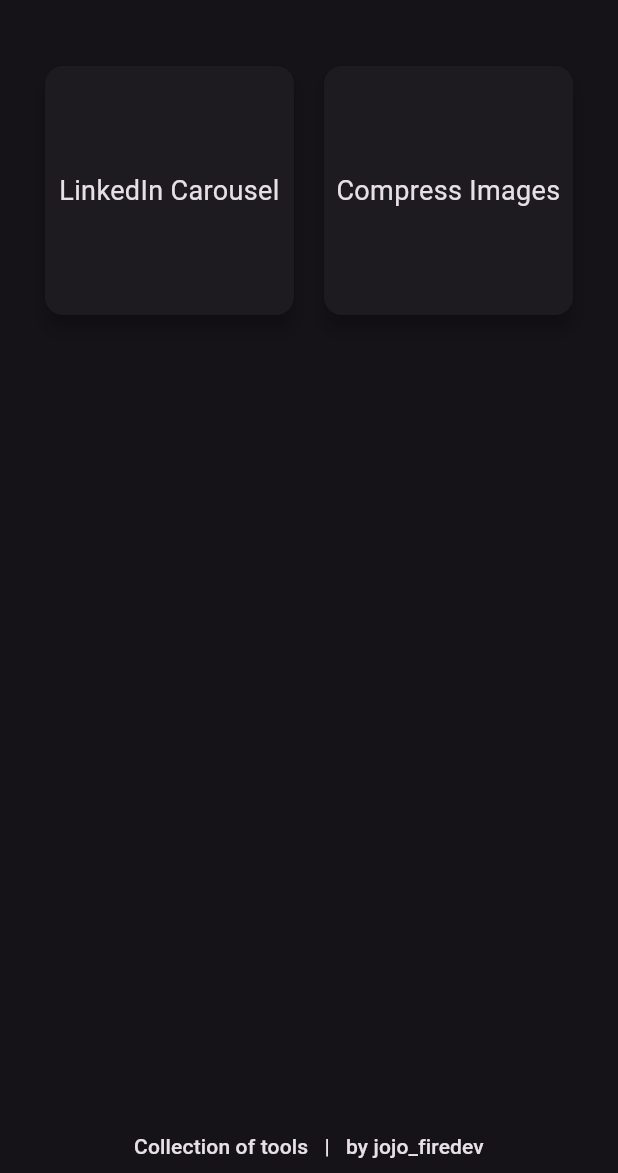
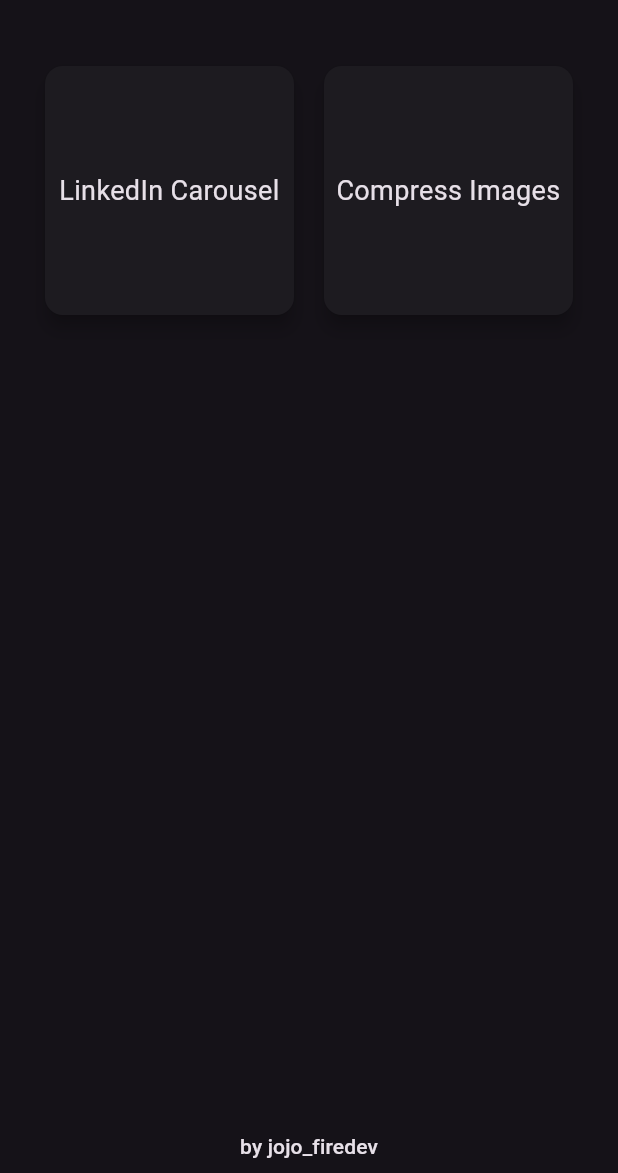
Before and after one commit to jojo-firedev/toolkit, a Flutter app: the screen it shows after launch, on a phone screen of 412 x 824 dp, the part 63-1236 px from its top. Run offline on Flutter 3.47's test engine with Material 3 defaults, Android fonts, the light colour scheme and no system bars; our stand-ins replace dotted_border, file_picker, flutter_image_compress, go_router, pdf; missing offline and left inert: dart:html, dynamic_path_url_strategy, flutter_dropzone.

Commit message:
cleanup text

```diff
--- a/app/lib/presentation/home/home_page.dart
+++ b/app/lib/presentation/home/home_page.dart
@@ -45,11 +45,7 @@
               text: TextSpan(
                 children: <TextSpan>[
                   TextSpan(
-                    text: 'Collection of tools',
-                    style: Theme.of(context).textTheme.labelLarge,
-                  ),
-                  TextSpan(
-                    text: '   |   by ',
+                    text: 'by ',
                     style: Theme.of(context).textTheme.labelLarge,
                   ),
                   TextSpan(
```
